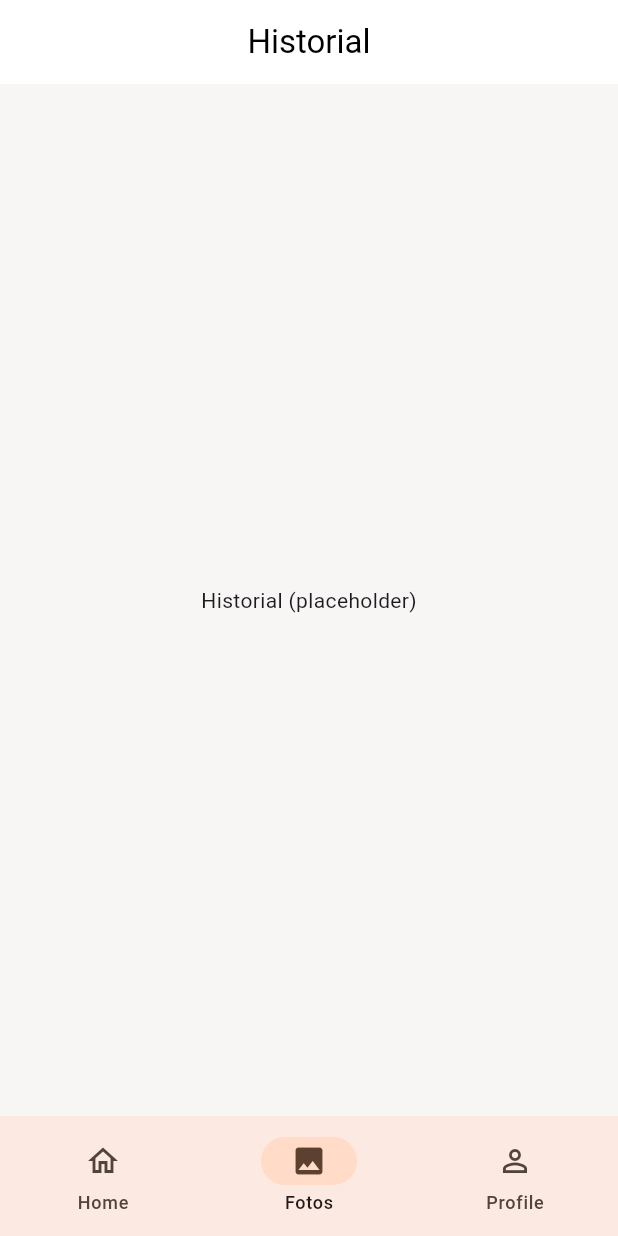
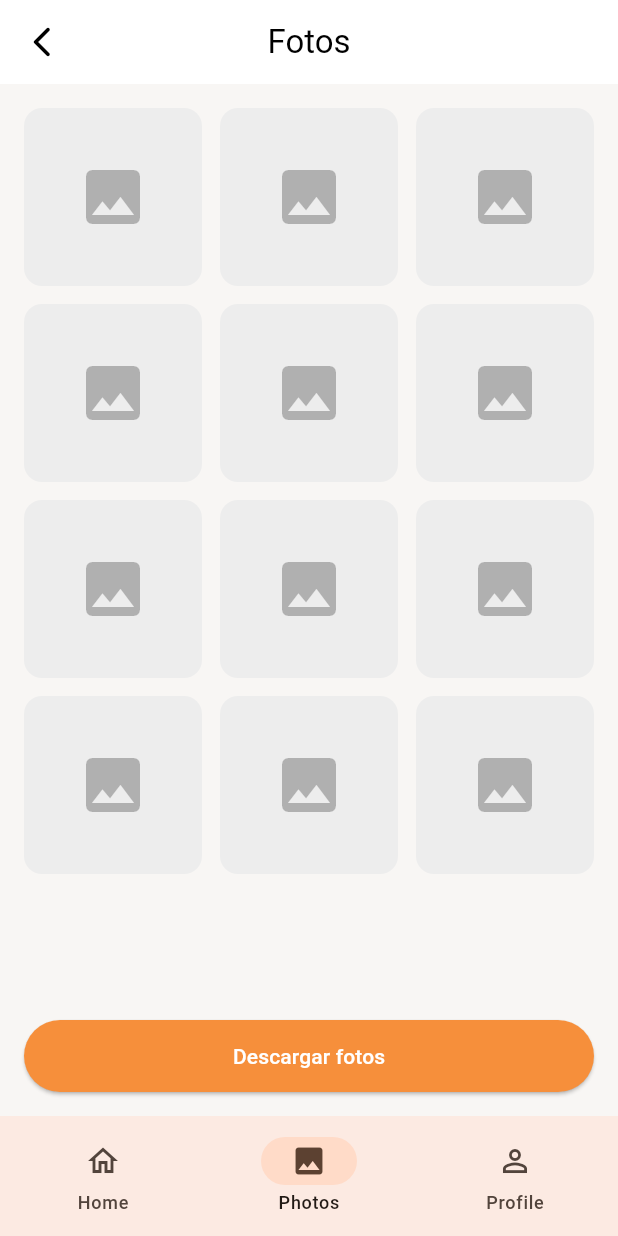
Before and after one commit to Mr-Arzi/Auto-Scan, a Flutter app: the HistoryScreen screen opened by its route, on a phone screen of 412 x 824 dp. Run offline on Flutter 3.47's test engine with Material 3 defaults, Android fonts, the phone set to English and light mode, and no system bars; our stand-ins replace camera, go_router, image_picker, permission_handler.

Commit message:
update  de fotos y botón

```diff
--- a/lib/features/history/history_screen.dart
+++ b/lib/features/history/history_screen.dart
@@ -2,12 +2,16 @@ import 'package:flutter/material.dart';
 import 'package:go_router/go_router.dart';
 import '../../core/theme/app_theme.dart';
 
+class HistoryScreen extends StatefulWidget {
+  const HistoryScreen({super.key});
 
+  @override
+  State<HistoryScreen> createState() => _HistoryScreenState();
+}
 
-
-
-class HistoryScreen extends StatelessWidget {
-  const HistoryScreen({super.key});
+class _HistoryScreenState extends State<HistoryScreen> {
+  // 🧪 Mock de miniaturas (reemplazar luego por historyService.list())
+  final List<String> _thumbs = List.generate(12, (i) => 'thumb-$i');
 
   void _onNavTap(BuildContext context, int i) {
     switch (i) {
@@ -17,17 +21,92 @@ class HistoryScreen extends StatelessWidget {
     }
   }
 
+  Future<void> _downloadAll() async {
+    if (_thumbs.isEmpty) return;
+    // TODO: integrar descarga real (guardar en galería/compartir).
+    ScaffoldMessenger.of(context).showSnackBar(
+      const SnackBar(content: Text('Descargando fotos (mock)…')),
+    );
+  }
+
   @override
   Widget build(BuildContext context) {
     return Scaffold(
-      appBar: AppBar(title: const Text('Historial')),
-      body: const Center(child: Text('Historial (placeholder)')),
+      appBar: AppBar(
+        leadingWidth: 56,
+        leading: IconButton(
+          icon: const Icon(Icons.arrow_back_ios_new_rounded),
+          onPressed: () => context.go('/home'),
+        ),
+        title: const Text('Fotos'),
+      ),
+      body: SafeArea(
+        child: Padding(
+          padding: const EdgeInsets.symmetric(horizontal: 16, vertical: 8),
+          child: Column(
+            children: [
+              const SizedBox(height: 8),
+              // GRID 3 columnas, celdas cuadradas con esquinas redondeadas
+              Expanded(
+                child: GridView.builder(
+                  itemCount: _thumbs.length,
+                  gridDelegate: const SliverGridDelegateWithFixedCrossAxisCount(
+                    crossAxisCount: 3,
+                    crossAxisSpacing: 12,
+                    mainAxisSpacing: 12,
+                    childAspectRatio: 1,
+                  ),
+                  itemBuilder: (_, i) {
+                    return ClipRRect(
+                      borderRadius: BorderRadius.circular(12),
+                      child: Container(
+                        decoration: const BoxDecoration(
+                          color: Color(0xFFEDEDED),
+                        ),
+                        child: Stack(
+                          fit: StackFit.expand,
+                          children: const [
+                            // TODO: reemplazar por Image.memory / Image.file / Image.network
+                            // según de dónde vengan las miniaturas
+                            Icon(Icons.image, size: 48, color: Colors.black26),
+                          ],
+                        ),
+                      ),
+                    );
+                  },
+                ),
+              ),
+              const SizedBox(height: 12),
+
+              // Botón "Descargar fotos"
+              SizedBox(
+                width: double.infinity,
+                child: ElevatedButton(
+                  onPressed: _thumbs.isEmpty ? null : _downloadAll,
+                  style: ElevatedButton.styleFrom(
+                    backgroundColor: const Color.fromARGB(255, 246, 143, 59), // azul como en el mock
+                    foregroundColor: Colors.white,
+                    shape: RoundedRectangleBorder(
+                      borderRadius: BorderRadius.circular(24),
+                    ),
+                    minimumSize: const Size.fromHeight(48),
+                  ),
+                  child: const Text('Descargar fotos'),
+                ),
+              ),
+              const SizedBox(height: 8),
+            ],
+          ),
+        ),
+      ),
+
+      // Bottom nav (Home / Photos / Profile)
       bottomNavigationBar: NavigationBar(
-        selectedIndex: 1, // 👈 History
+        selectedIndex: 1, // 👈 estás en Photos
         onDestinationSelected: (i) => _onNavTap(context, i),
         destinations: const [
           NavigationDestination(icon: Icon(Icons.home_outlined), selectedIcon: Icon(Icons.home), label: 'Home'),
-          NavigationDestination(icon: Icon(Icons.photo_outlined), selectedIcon: Icon(Icons.photo), label: 'Fotos'),
+          NavigationDestination(icon: Icon(Icons.photo_outlined), selectedIcon: Icon(Icons.photo), label: 'Photos'),
           NavigationDestination(icon: Icon(Icons.person_outline), selectedIcon: Icon(Icons.person), label: 'Profile'),
         ],
       ),
```
Also changed, not shown: lib/features/profile/profile_screen.dart (line endings or trailing spaces), 1 other file.
